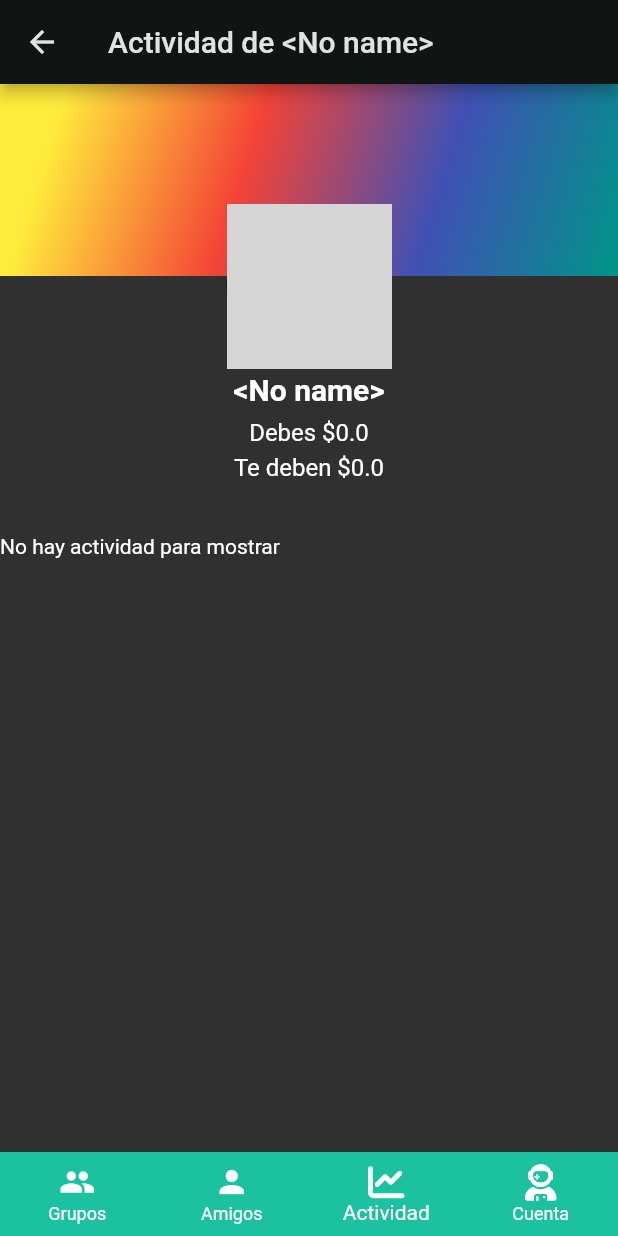
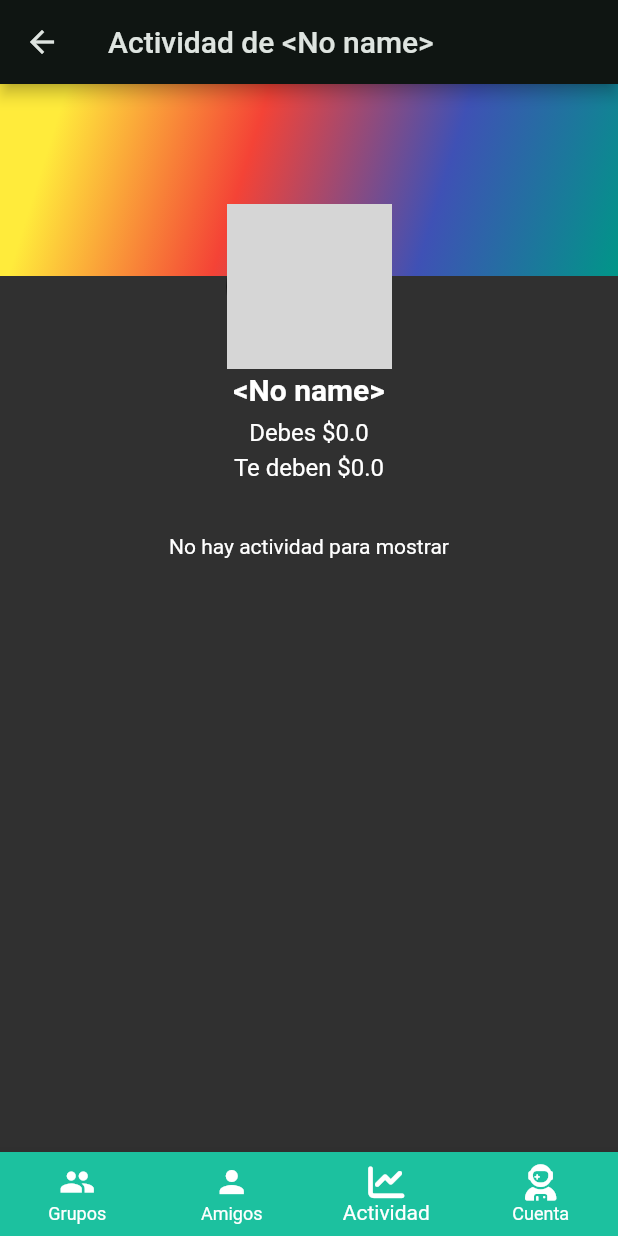
Before and after one commit to kevinglezgmz/pdm_tuks_divide, a Flutter app: the HomePage screen opened directly, item 3 of the bottom bar chosen, on a phone screen of 412 x 824 dp. Run offline on Flutter 3.47's test engine with Material 2 defaults, Android fonts, the phone set to English and light mode, and no system bars; our stand-ins replace bloc, cloud_firestore, equatable, firebase_auth, firebase_core, firebase_storage and 5 more; accounts and stored records are empty; network calls fail; grey boxes are pictures that could not be loaded.

Commit message:
fix: centering no activity found message at user profile activity

```diff
--- a/lib/pages/group_profile_activity_page/group_profile_activity_page.dart
+++ b/lib/pages/group_profile_activity_page/group_profile_activity_page.dart
@@ -264,7 +264,10 @@ class GroupProfileActivityPage extends StatelessWidget {
 
     activityList.add(const SizedBox(height: 16));
     if (totalActivityItems == 0) {
-      activityList.add(const Text("No hay actividad para mostrar"));
+      activityList.add(const Text(
+        "No hay actividad para mostrar",
+        textAlign: TextAlign.center,
+      ));
       return activityList;
     }
 
```
